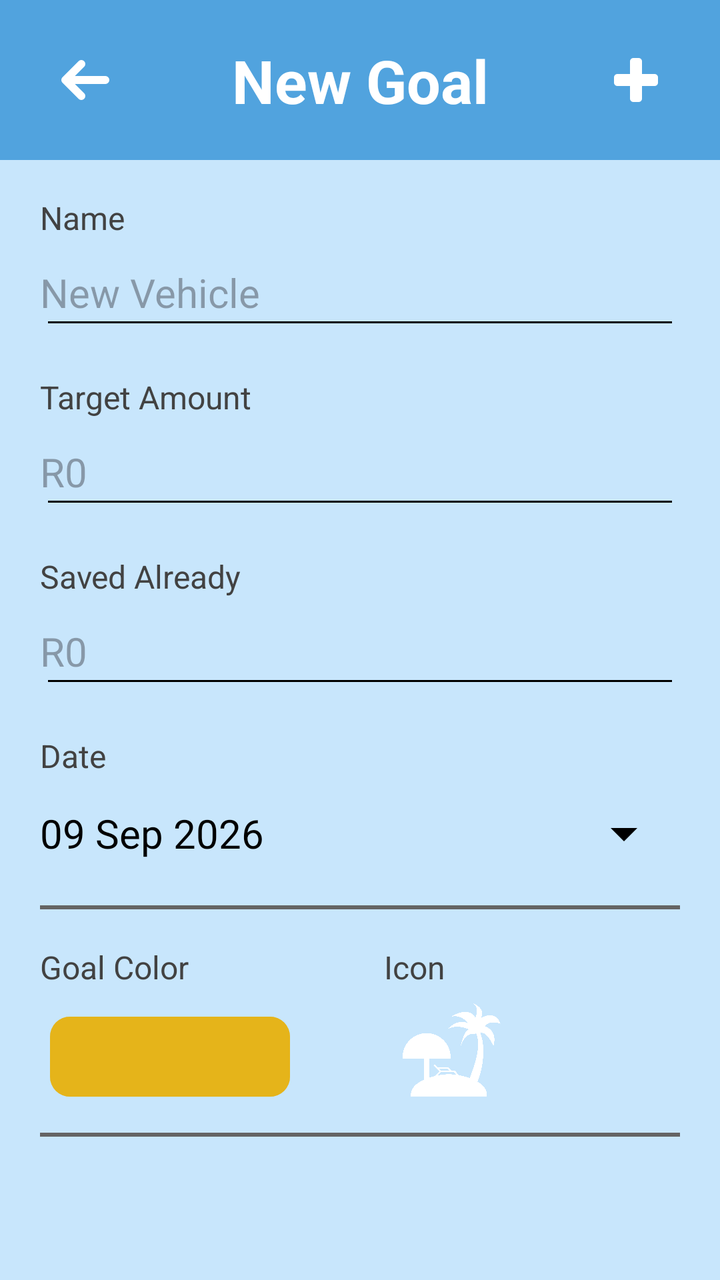
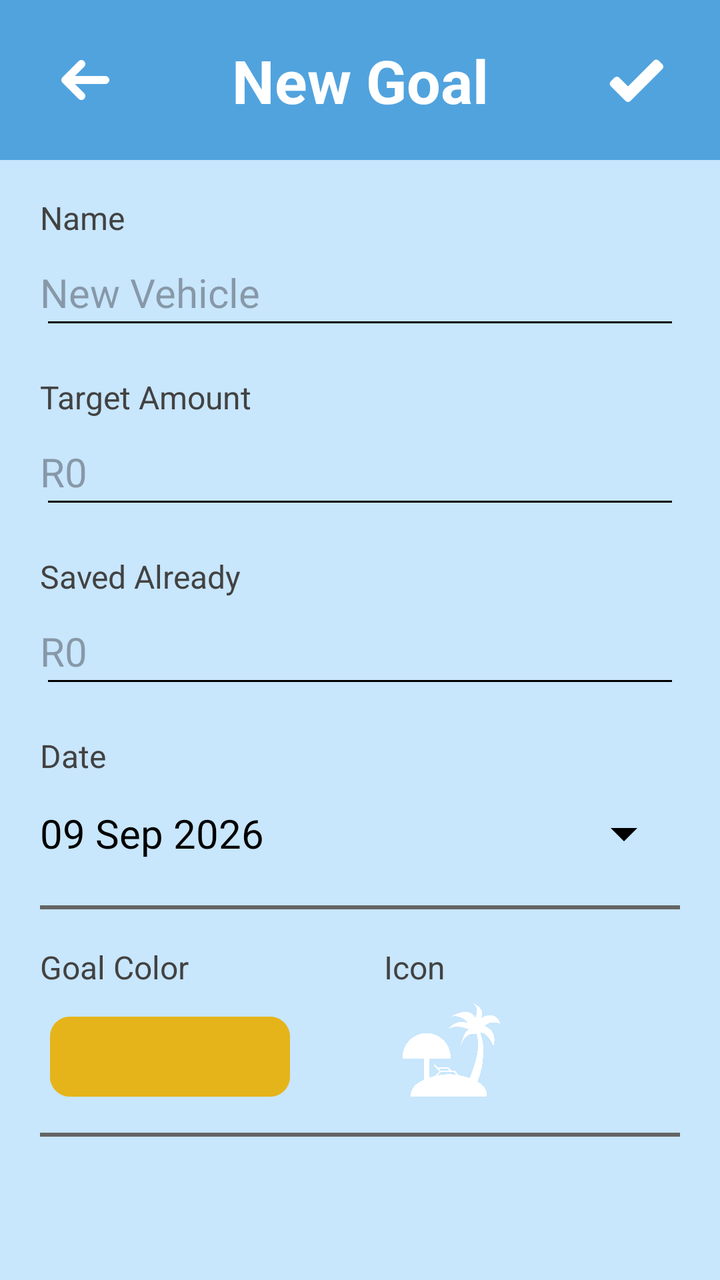

An Android layout rendered at two revisions. The XML below is the earlier revision; the diff shows what the commit changed to produce the second picture.
<!-- AndroidManifest.xml: application theme Theme.BudgieApp -->
<!-- res/layout/activity_implement_new_goal.xml -->
<?xml version="1.0" encoding="utf-8"?>
<androidx.constraintlayout.widget.ConstraintLayout xmlns:android="http://schemas.android.com/apk/res/android"
    xmlns:app="http://schemas.android.com/apk/res-auto"
    xmlns:tools="http://schemas.android.com/tools"
    android:id="@+id/main"
    android:layout_width="match_parent"
    android:layout_height="match_parent"
    android:background="@color/background_blue"
    tools:context=".ImplementNewGoalActivity">

    
    <androidx.constraintlayout.widget.ConstraintLayout
        android:id="@+id/header"
        android:layout_width="0dp"
        android:layout_height="80dp"
        android:background="@color/background_header"
        android:paddingHorizontal="10dp"

        app:layout_constraintEnd_toEndOf="parent"
        app:layout_constraintStart_toStartOf="parent"
        app:layout_constraintTop_toTopOf="parent">

        <ImageButton
            android:id="@+id/btnBack"
            android:layout_width="64dp"
            android:layout_height="64dp"
            android:background="@android:color/transparent"
            app:layout_constraintBottom_toBottomOf="parent"
            app:layout_constraintStart_toStartOf="parent"
            app:layout_constraintTop_toTopOf="parent"

            app:tint="@color/white"
            android:src="@drawable/baseline_arrow_back_24" />

        <TextView
            android:id="@+id/txtHeader"
            android:layout_width="wrap_content"
            android:layout_height="wrap_content"
            android:text="New Goal"
            android:textColor="@color/white"
            android:textSize="30sp"
            android:textStyle="bold"

            app:layout_constraintBottom_toBottomOf="parent"
            app:layout_constraintEnd_toEndOf="parent"
            app:layout_constraintStart_toStartOf="parent"
            app:layout_constraintTop_toTopOf="parent" />

        <ImageButton
            android:id="@+id/btnConfirm"
            android:layout_width="64dp"
            android:layout_height="64dp"
            android:background="@android:color/transparent"

            app:layout_constraintBottom_toBottomOf="parent"
            app:layout_constraintEnd_toEndOf="parent"
            app:layout_constraintTop_toTopOf="parent"

            app:tint="@color/white"
            android:src="@drawable/baseline_add_24"/>

    </androidx.constraintlayout.widget.ConstraintLayout>
    

    
    <androidx.core.widget.NestedScrollView
        android:layout_width="0dp"
        android:layout_height="0dp"

        app:layout_constraintBottom_toBottomOf="parent"
        app:layout_constraintEnd_toEndOf="parent"
        app:layout_constraintStart_toStartOf="parent"
        app:layout_constraintTop_toBottomOf="@+id/header">

        <LinearLayout
            android:layout_width="match_parent"
            android:layout_height="wrap_content"
            android:orientation="vertical"
            android:paddingHorizontal="20dp">

            
            <TextView
                android:layout_width="wrap_content"
                android:layout_height="wrap_content"
                android:layout_marginTop="18dp"
                android:text="Name"
                android:textColor="@color/soft_black"
                android:textSize="16sp" />

            <EditText
                android:id="@+id/etxtName"
                android:layout_width="match_parent"
                android:layout_height="50dp"
                android:backgroundTint="@color/black"
                android:hint="New Vehicle"
                android:paddingStart="0dp"
                android:textSize="20sp" />

            
            <TextView
                android:layout_width="wrap_content"
                android:layout_height="wrap_content"
                android:text="Target Amount"
                android:textColor="@color/soft_black"
                android:textSize="16sp"
                android:layout_marginTop="18dp"/>

            <EditText
                android:id="@+id/etxtTargetAmount"
                android:layout_width="match_parent"
                android:layout_height="50dp"
                android:backgroundTint="@color/black"
                android:inputType="numberDecimal"
                android:hint="R0"
                android:paddingStart="0dp"
                android:textSize="20sp" />


            
            <TextView
                android:layout_width="wrap_content"
                android:layout_height="wrap_content"
                android:layout_marginTop="18dp"
                android:text="Saved Already"
                android:textColor="@color/soft_black"
                android:textSize="16sp" />

            <EditText
                android:id="@+id/etxtSavedAlready"
                android:layout_width="match_parent"
                android:layout_height="50dp"
                android:backgroundTint="@color/black"
                android:hint="R0"
                android:paddingStart="0dp"
                android:inputType="numberDecimal"
                android:textSize="20sp" />

            
            <LinearLayout
                android:layout_width="match_parent"
                android:layout_height="wrap_content"
                android:layout_weight="1"
                android:orientation="vertical"
                android:layout_marginTop="18dp"
                android:paddingEnd="12dp">

                <TextView
                    android:layout_width="wrap_content"
                    android:layout_height="wrap_content"
                    android:text="Date"
                    android:textColor="@color/soft_black"
                    android:textSize="16sp" />

                <TextView
                    android:id="@+id/txtDate"
                    android:layout_width="match_parent"
                    android:layout_height="56dp"
                    android:gravity="center_vertical"
                    android:text="09 Sep 2026"
                    android:textSize="20sp"
                    app:drawableEndCompat="@drawable/baseline_arrow_drop_down_24" />
            </LinearLayout>

            <View
                android:layout_width="match_parent"
                android:layout_height="2dp"
                android:layout_marginTop="8dp"
                android:background="@color/black_transparent" />

            
            <LinearLayout
                android:layout_width="match_parent"
                android:layout_height="wrap_content"
                android:layout_marginTop="18dp"
                android:orientation="horizontal">

                <LinearLayout
                    android:layout_width="0dp"
                    android:layout_height="wrap_content"
                    android:layout_weight="1"
                    android:orientation="vertical"
                    android:paddingEnd="12dp">

                    <TextView
                        android:layout_width="wrap_content"
                        android:layout_height="wrap_content"
                        android:text="Goal Color"
                        android:textColor="@color/soft_black"
                        android:textSize="16sp" />

                    <com.google.android.material.button.MaterialButton
                        android:id="@+id/btnGoalColor"
                        android:layout_width="120dp"
                        android:layout_height="48dp"
                        android:layout_marginTop="10dp"
                        android:layout_marginStart="5dp"
                        app:cornerRadius="10dp"
                        android:backgroundTint="@color/orange"/>

                </LinearLayout>

                <LinearLayout
                    android:layout_width="0dp"
                    android:layout_height="wrap_content"
                    android:layout_weight="1"
                    android:orientation="vertical"
                    android:paddingStart="12dp">

                    <TextView
                        android:layout_width="wrap_content"
                        android:layout_height="wrap_content"
                        android:text="Icon"
                        android:textColor="@color/soft_black"
                        android:textSize="16sp" />

                    <ImageView
                        android:id="@+id/btnIcon"
                        android:layout_width="64dp"
                        android:layout_height="64dp"
                        android:gravity="center_vertical"
                        app:tint="@color/white"
                        android:src="@drawable/holidayicon" />

                </LinearLayout>

            </LinearLayout>

            <View
                android:layout_width="match_parent"
                android:layout_height="2dp"
                android:layout_marginTop="8dp"
                android:background="@color/black_transparent"
                />


        </LinearLayout>

    </androidx.core.widget.NestedScrollView>
    

</androidx.constraintlayout.widget.ConstraintLayout>
<!-- resources referenced by this layout -->
<resources>
  <color name="background_blue">#9EA8DBFA</color>
  <color name="background_header">#51A3DE</color>
  <color name="black">#FF000000</color>
  <color name="black_transparent">#646464</color>
  <color name="orange">#BFE7B00B</color>
  <color name="soft_black">#424242</color>
  <color name="white">#FFFFFFFF</color>
  <!-- drawable baseline_add_24 (drawable) -->
  <vector xmlns:android="http://schemas.android.com/apk/res/android"
      android:width="32dp"
      android:height="32dp"
      android:tint="#FFFFFF"
      android:viewportWidth="24"
      android:viewportHeight="24">
  
      <path
          android:fillColor="@android:color/white"
          android:pathData="M19,13h-6v6h-2v-6H5v-2h6V5h2v6h6v2z"
          android:strokeColor="@android:color/white"
          android:strokeWidth="2.5"
          android:strokeLineCap="round"
          android:strokeLineJoin="round" />
  
  </vector>
  <!-- drawable baseline_arrow_back_24 (drawable) -->
  <vector xmlns:android="http://schemas.android.com/apk/res/android"
      android:width="32dp"
      android:height="32dp"
      android:viewportWidth="24"
      android:viewportHeight="24"
      android:autoMirrored="true">
  
      <path
          android:pathData="M20,12H5 M11,6L5,12L11,18"
          android:fillColor="@android:color/transparent"
          android:strokeColor="@android:color/white"
          android:strokeWidth="3"
          android:strokeLineCap="round"
          android:strokeLineJoin="round" />
  
  </vector>
  <!-- drawable baseline_arrow_drop_down_24 (drawable) -->
  <vector xmlns:android="http://schemas.android.com/apk/res/android"
      android:width="32dp"
      android:height="32dp"
      android:tint="@color/black"
      android:viewportWidth="24"
      android:viewportHeight="24">
  
      <path
          android:fillColor="@android:color/white"
          android:pathData="M7,10l5,5 5,-5z" />
  
  </vector>
  <!-- drawable holidayicon: png bitmap (drawable, 71883 bytes) -->
  <style name="Theme.BudgieApp" parent="Base.Theme.BudgieApp" />
  <style name="Base.Theme.BudgieApp" parent="Theme.Material3.DayNight.NoActionBar">
          
          
          <item name="android:textColor">#000000</item>
      </style>
</resources>

<!-- the commit's change to res/layout/activity_implement_new_goal.xml (unified diff, before → after) -->
@@ -57,7 +57,7 @@
             app:layout_constraintTop_toTopOf="parent"
 
             app:tint="@color/white"
-            android:src="@drawable/baseline_add_24"/>
+            android:src="@drawable/baseline_check_24"/>
 
     </androidx.constraintlayout.widget.ConstraintLayout>
     
<!-- resource entries referenced after the edit -->
@@ -7,23 +7,6 @@
   <color name="orange">#BFE7B00B</color>
   <color name="soft_black">#424242</color>
   <color name="white">#FFFFFFFF</color>
-  <!-- drawable baseline_add_24 (drawable) -->
-  <vector xmlns:android="http://schemas.android.com/apk/res/android"
-      android:width="32dp"
-      android:height="32dp"
-      android:tint="#FFFFFF"
-      android:viewportWidth="24"
-      android:viewportHeight="24">
-  
-      <path
-          android:fillColor="@android:color/white"
-          android:pathData="M19,13h-6v6h-2v-6H5v-2h6V5h2v6h6v2z"
-          android:strokeColor="@android:color/white"
-          android:strokeWidth="2.5"
-          android:strokeLineCap="round"
-          android:strokeLineJoin="round" />
-  
-  </vector>
   <!-- drawable baseline_arrow_back_24 (drawable) -->
   <vector xmlns:android="http://schemas.android.com/apk/res/android"
       android:width="32dp"
@@ -54,6 +37,23 @@
           android:pathData="M7,10l5,5 5,-5z" />
   
   </vector>
+  <!-- drawable baseline_check_24 (drawable) -->
+  <vector xmlns:android="http://schemas.android.com/apk/res/android"
+      android:width="32dp"
+      android:height="32dp"
+      android:tint="#FFFFFF"
+      android:viewportWidth="24"
+      android:viewportHeight="24">
+  
+      <path
+          android:fillColor="@android:color/white"
+          android:pathData="M9,16.17L4.83,12l-1.42,1.41L9,19 21,7l-1.41,-1.41z"
+          android:strokeColor="@android:color/white"
+          android:strokeWidth="2.5"
+          android:strokeLineCap="round"
+          android:strokeLineJoin="round"/>
+  
+  </vector>
   <!-- drawable holidayicon: png bitmap (drawable, 71883 bytes) -->
   <style name="Theme.BudgieApp" parent="Base.Theme.BudgieApp" />
   <style name="Base.Theme.BudgieApp" parent="Theme.Material3.DayNight.NoActionBar">
